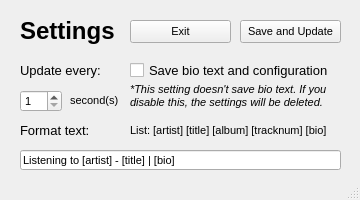
Fluntyy/WAPresence, file Settings.ui: the form before one commit.
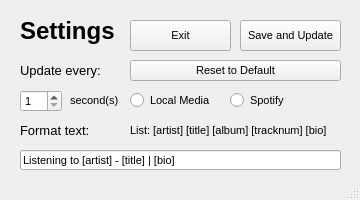
The form after the commit. Icons and pictures are not drawn.

Commit message:
feat: add local/Spotify media support, login UI, and refactor entire codebase
- Switched from monolithic script to modular structure (main/gui/shared)
- Implemented media source switching (local via winsdk, Spotify via Spotipy)
- Added login QR interface using PyQt5
- Rewrote code for better readability, threading, and maintainability

What changed in the file:
```diff
--- a/Settings.ui
+++ b/Settings.ui
@@ -128,7 +128,7 @@
       <x>240</x>
       <y>20</y>
       <width>101</width>
-      <height>23</height>
+      <height>31</height>
      </rect>
     </property>
     <property name="text">
@@ -176,7 +176,7 @@
       <x>130</x>
       <y>20</y>
       <width>101</width>
-      <height>23</height>
+      <height>31</height>
      </rect>
     </property>
     <property name="text">
@@ -212,54 +212,44 @@
      <string>List: [artist] [title] [album] [tracknum] [bio]</string>
     </property>
    </widget>
-   <widget class="QCheckBox" name="SaveConfigCheck">
+   <widget class="QPushButton" name="RestoreButton">
     <property name="geometry">
      <rect>
       <x>130</x>
       <y>60</y>
-      <width>201</width>
-      <height>21</height>
-     </rect>
-    </property>
-    <property name="font">
-     <font>
-      <family>Segoe UI</family>
-      <pointsize>10</pointsize>
-     </font>
-    </property>
-    <property name="text">
-     <string>Save bio text and configuration</string>
-    </property>
-    <property name="checked">
-     <bool>false</bool>
-    </property>
-   </widget>
-   <widget class="QLabel" name="SaveConfigLabel">
-    <property name="geometry">
-     <rect>
-      <x>130</x>
-      <y>80</y>
       <width>211</width>
-      <height>31</height>
+      <height>21</height>
      </rect>
     </property>
-    <property name="font">
-     <font>
-      <family>Segoe UI</family>
-      <pointsize>8</pointsize>
-      <italic>true</italic>
-     </font>
+    <property name="text">
+     <string>Reset to Default</string>
     </property>
-    <property name="cursor">
-     <cursorShape>WhatsThisCursor</cursorShape>
+   </widget>
+   <widget class="QRadioButton" name="LocalRadio">
+    <property name="geometry">
+     <rect>
+      <x>130</x>
+      <y>90</y>
+      <width>82</width>
+      <height>21</height>
+     </rect>
     </property>
     <property name="text">
-     <string>*This setting doesn't save bio text. If you 
-disable this, the settings will be deleted.</string>
+     <string>Local Media</string>
     </property>
-    <property name="textFormat">
-     <enum>Qt::AutoText</enum>
+   </widget>
+   <widget class="QRadioButton" name="SpotifyRadio">
+    <property name="geometry">
+     <rect>
+      <x>230</x>
+      <y>90</y>
+      <width>61</width>
+      <height>21</height>
+     </rect>
     </property>
+    <property name="text">
+     <string>Spotify</string>
+    </property>
    </widget>
   </widget>
   <widget class="QMenuBar" name="menubar">
```
Left out of the diff: 18 changed lines with no effect on the pictures. The commit also changes 13 other files.
